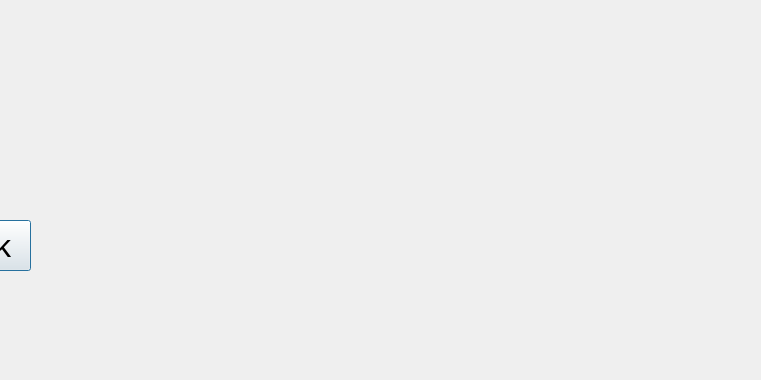
Old version of the form bank-automat/balance.ui in the repository 25kmo-project/group_15; both pictures show x 190 to 951 and y 430 to 810 of the 1156 by 810 pixel window.
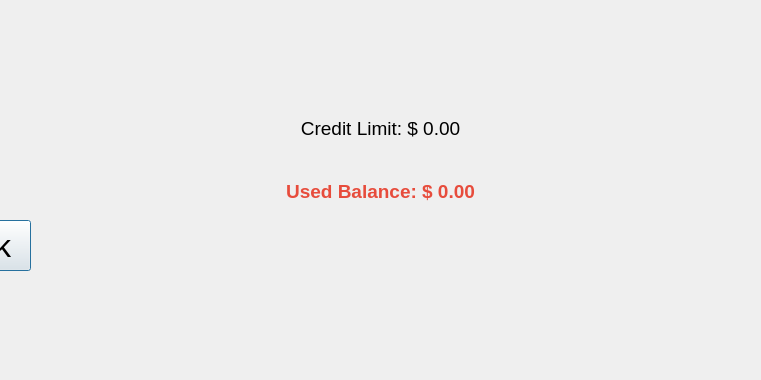
New version of the form.

Commit message: add credit card's avaialbe funds

Patch:
```diff
--- a/bank-automat/balance.ui
+++ b/bank-automat/balance.ui
@@ -79,6 +79,53 @@
     <set>Qt::AlignmentFlag::AlignCenter</set>
    </property>
   </widget>
+  <widget class="QWidget" name="detailContainer">
+ <property name="geometry">
+  <rect>
+   <x>230</x>
+   <y>500</y>
+   <width>601</width>
+   <height>120</height>
+  </rect>
+ </property>
+ <layout class="QVBoxLayout" name="detailLayout">
+  <item>
+   <widget class="QLabel" name="labelLimit">
+    <property name="font">
+     <font>
+      <family>Arial</family>
+      <pointsize>14</pointsize>
+     </font>
+    </property>
+    <property name="text">
+     <string>Credit Limit: $ 0.00</string>
+    </property>
+    <property name="alignment">
+     <set>Qt::AlignmentFlag::AlignCenter</set>
+    </property>
+   </widget>
+  </item>
+  <item>
+   <widget class="QLabel" name="labelDebt">
+    <property name="font">
+     <font>
+      <family>Arial</family>
+      <pointsize>14</pointsize>
+      <bold>true</bold>
+     </font>
+    </property>
+    <property name="styleSheet">
+     <string>color: #e74c3c;</string> </property>
+    <property name="text">
+     <string>Used Balance: $ 0.00</string>
+    </property>
+    <property name="alignment">
+     <set>Qt::AlignmentFlag::AlignCenter</set>
+    </property>
+   </widget>
+  </item>
+ </layout>
+</widget>
  </widget></item></layout></widget></item><item><spacer name="horizontalSpacerRight"><property name="orientation"><enum>Qt::Horizontal</enum></property><property name="sizeHint"><size><width>40</width><height>20</height></size></property></spacer></item></layout></item><item><spacer name="verticalSpacerBottom"><property name="orientation"><enum>Qt::Vertical</enum></property><property name="sizeHint"><size><width>20</width><height>40</height></size></property></spacer></item></layout></widget>
  <resources />
  <connections />
```
The commit also changes 2 other files.
